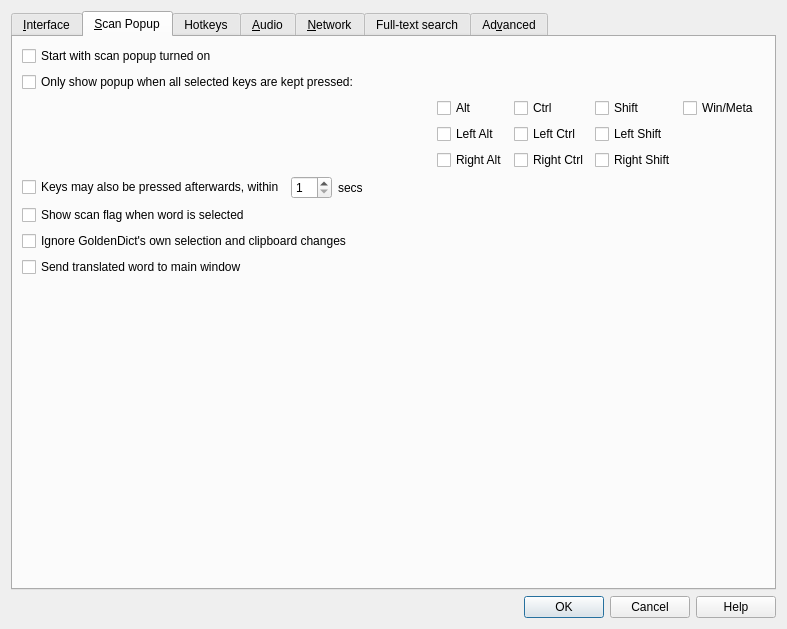
This is preferences.ui in xiaoyifang/goldendict-ng as Qt 5 draws it before an edit. The edited form follows.
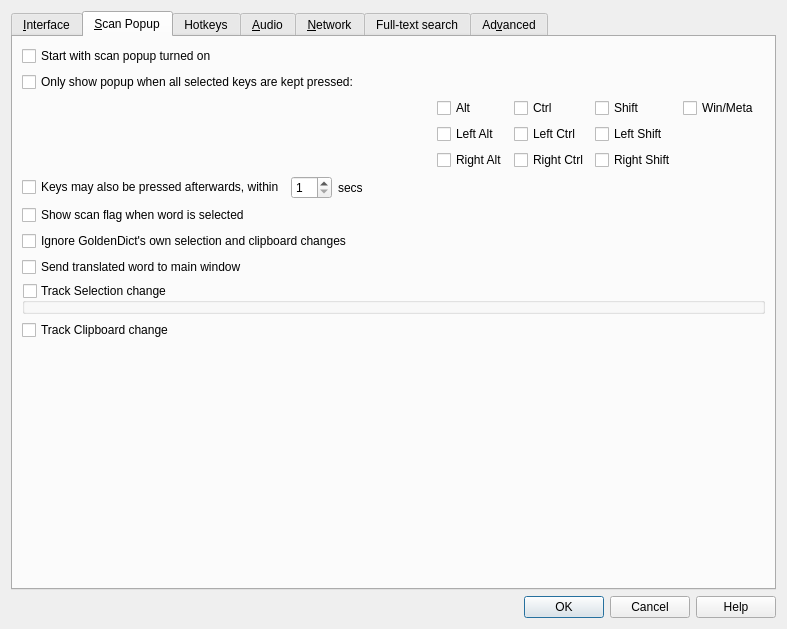
This is the edited form. Icons and pictures are not drawn. Custom widgets are drawn as their Qt base class.

Commit message: X11: Add two Preferences to optional tracking clipboard or selection tracking

```diff
--- a/preferences.ui
+++ b/preferences.ui
@@ -711,6 +711,29 @@
          </property>
         </widget>
        </item>
+       <item>
+        <widget class="QGroupBox" name="enableX11SelectionTrack">
+         <property name="title">
+          <string>Track Selection change</string>
+         </property>
+         <property name="checkable">
+          <bool>true</bool>
+         </property>
+         <property name="checked">
+          <bool>false</bool>
+         </property>
+        </widget>
+       </item>
+       <item>
+        <widget class="QCheckBox" name="enableClipboardTrack">
+         <property name="toolTip">
+          <string>Track clipboard changes when Scanning is enabled. Noice! You should always enable this unless you are on Linux.</string>
+         </property>
+         <property name="text">
+          <string>Track Clipboard change</string>
+         </property>
+        </widget>
+       </item>
        <item>
         <spacer name="verticalSpacer_6">
          <property name="orientation">
```
The commit also changes 3 other files.
